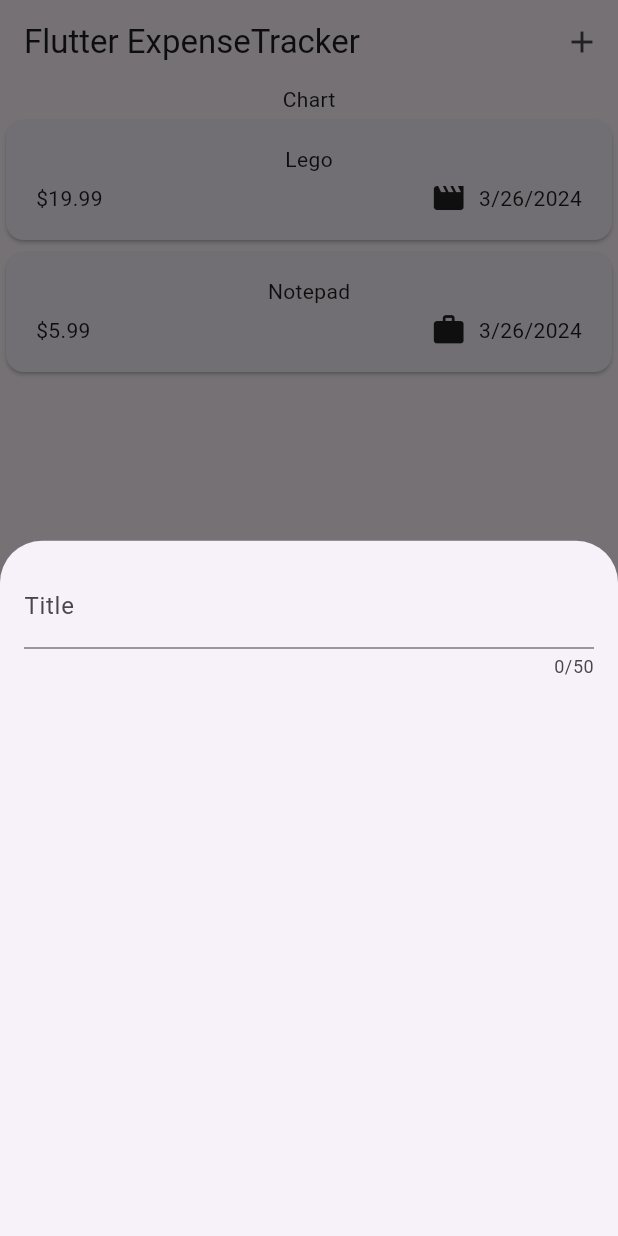
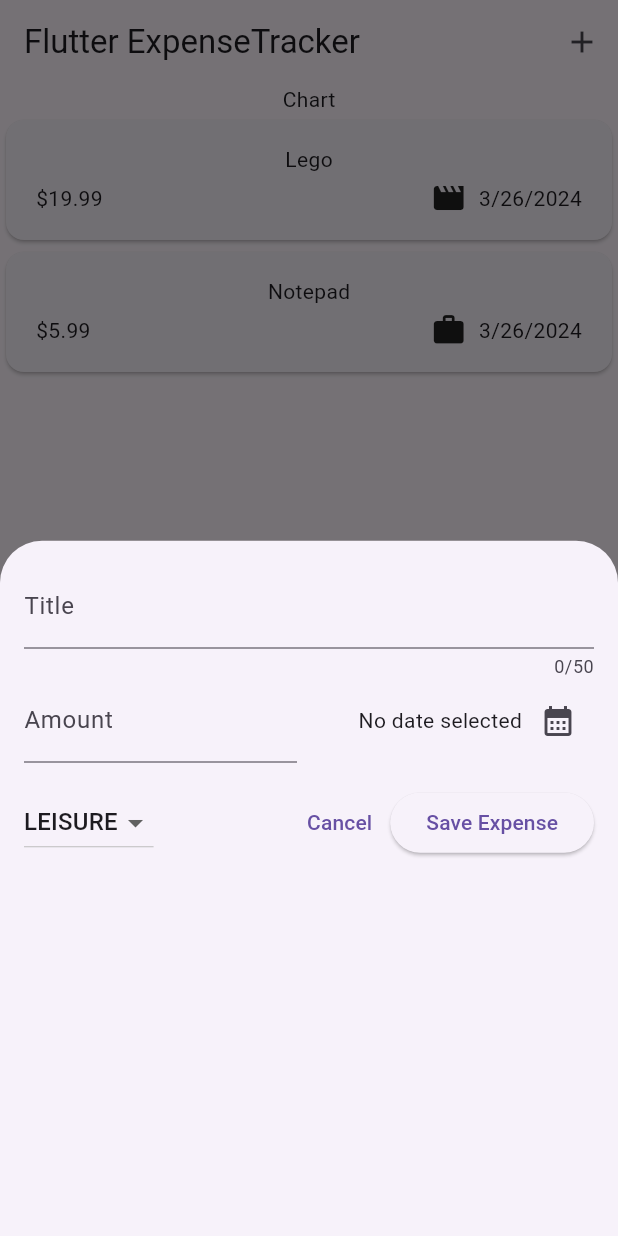
Before and after one commit to turek979/expense_tracker, a Flutter app: the screen it shows after launch, after a tap on the "add" icon, on a phone screen of 412 x 824 dp. Run offline on Flutter 3.47's test engine with Material 3 defaults, Android fonts, the phone set to English and light mode, and no system bars.

Commit message:
upgrade modal

```diff
--- a/lib/widgets/new_expense.dart
+++ b/lib/widgets/new_expense.dart
@@ -1,3 +1,4 @@
+import 'package:expense_tracker/models/expense_model.dart';
 import 'package:flutter/material.dart';
 
 class NewExpense extends StatefulWidget {
@@ -8,18 +9,119 @@ class NewExpense extends StatefulWidget {
 }
 
 class _NewExpenseState extends State<NewExpense> {
+  final _titleController = TextEditingController();
+  final _amountController = TextEditingController();
+  DateTime? _selectedDate;
+  Category _selectedCategory = Category.leisure;
+
+  void _presentDatePicker() async {
+    final now = DateTime.now();
+    final firstTime = DateTime(now.year - 1, now.month, now.day);
+    final pickedDate = await showDatePicker(
+      context: context,
+      firstDate: firstTime,
+      lastDate: now,
+    );
+    setState(() {
+      _selectedDate = pickedDate;
+    });
+  }
+
+  @override
+  void dispose() {
+    _titleController.dispose();
+    _amountController.dispose();
+    super.dispose();
+  }
+
   @override
   Widget build(BuildContext context) {
-    return const Padding(
-      padding: EdgeInsets.all(16),
+    return Padding(
+      padding: const EdgeInsets.all(16),
       child: Column(
         children: [
           TextField(
-
+            controller: _titleController,
             maxLength: 50,
-            decoration: InputDecoration(
+            decoration: const InputDecoration(
               label: Text('Title'),
             ),
+          ),
+          Row(
+            children: [
+              Expanded(
+                child: TextField(
+                  keyboardType: TextInputType.number,
+                  controller: _amountController,
+                  decoration: const InputDecoration(
+                    prefixText: '\$',
+                    label: Text('Amount'),
+                  ),
+                ),
+              ),
+              const SizedBox(
+                width: 16,
+              ),
+              Expanded(
+                child: Row(
+                  mainAxisAlignment: MainAxisAlignment.end,
+                  crossAxisAlignment: CrossAxisAlignment.center,
+                  children: [
+                    Text(
+                      _selectedDate == null
+                          ? 'No date selected'
+                          : formatter.format(_selectedDate!),
+                    ),
+                    IconButton(
+                      onPressed: _presentDatePicker,
+                      icon: const Icon(Icons.calendar_month),
+                    ),
+                  ],
+                ),
+              )
+            ],
+          ),
+          const SizedBox(height: 16),
+          Row(
+            children: [
+              DropdownButton(
+                value: _selectedCategory,
+                items: Category.values
+                    .map(
+                      (category) => DropdownMenuItem(
+                        value: category,
+                        child: Text(
+                          category.name.toUpperCase(),
+                        ),
+                      ),
+                    )
+                    .toList(),
+                onChanged: (value) {
+                  if (value == null) {
+                    return;
+                  }
+                  setState(
+                    () {
+                      _selectedCategory = value;
+                    },
+                  );
+                },
+              ),
+              const Spacer(),
+              TextButton(
+                onPressed: () {
+                  Navigator.pop(context);
+                },
+                child: const Text('Cancel'),
+              ),
+              ElevatedButton(
+                onPressed: () {
+                  print(_titleController.text);
+                  print(_amountController.text);
+                },
+                child: const Text('Save Expense'),
+              ),
+            ],
           ),
         ],
       ),
```
